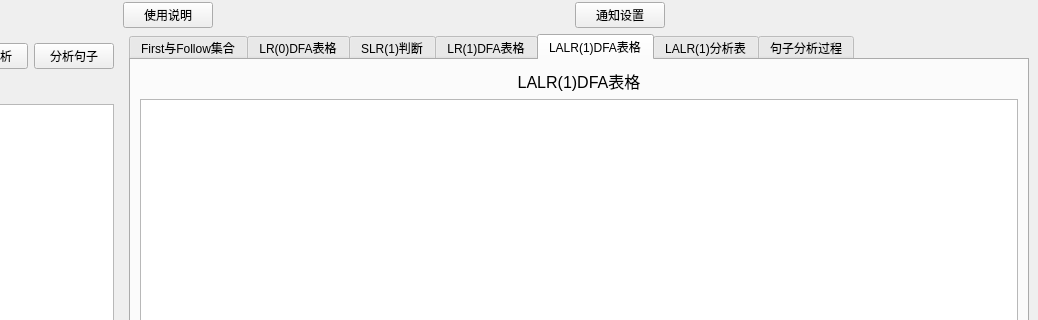
camdies/LALR, file src/mainwindow.ui: the form before one commit; both pictures show x 242 to 1280 and y 0 to 320 of the 1280 by 720 pixel window.
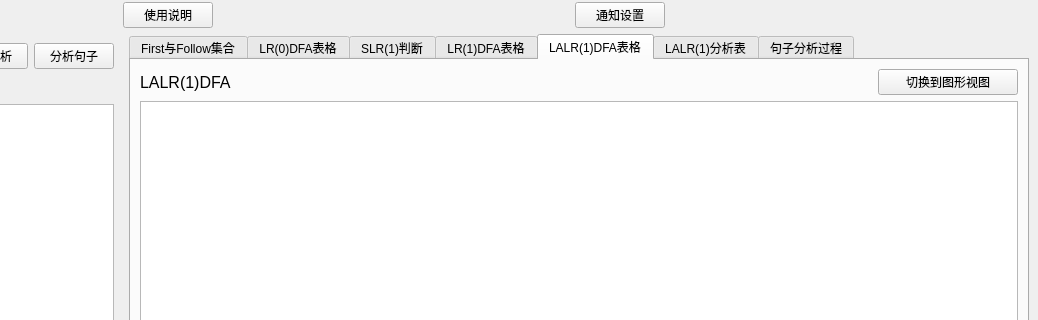
The form after the commit. The open tabs and pages were chosen to show the change.

Commit message: add DFA list -> DFA analysis, switch bottom

The edit to the form file:
```diff
--- a/src/mainwindow.ui
+++ b/src/mainwindow.ui
@@ -319,6 +319,8 @@
 									</attribute>
 									<layout class="QVBoxLayout" name="vl_lalr1">
 										<item>
+											<layout class="QHBoxLayout" name="lalr1TopBar">
+												<item>
 											<widget class="QLabel" name="lalrLabel">
 												<property name="font">
 													<font>
@@ -326,15 +328,76 @@
 													</font>
 												</property>
 												<property name="text">
-													<string>LALR(1)DFA表格</string>
+															<string>LALR(1)DFA</string>
 												</property>
 												<property name="alignment">
-													<set>Qt::AlignCenter</set>
+															<set>Qt::AlignVCenter|Qt::AlignLeft</set>
 												</property>
 											</widget>
 										</item>
+												<item>
+													<spacer name="lalr1TopSpacer">
+														<property name="orientation">
+															<enum>Qt::Horizontal</enum>
+														</property>
+													</spacer>
+												</item>
+												<item>
+													<widget class="QPushButton" name="lalr1SwitchButton">
+														<property name="text">
+															<string>切换到图形视图</string>
+														</property>
+														<property name="maximumSize">
+															<size>
+																<width>140</width>
+																<height>28</height>
+															</size>
+														</property>
+													</widget>
+												</item>
+											</layout>
+										</item>
+										<item>
+											<widget class="QStackedWidget" name="lalr1StackedWidget">
+												<property name="currentIndex">
+													<number>0</number>
+												</property>
+												<widget class="QWidget" name="lalr1TablePage">
+													<layout class="QVBoxLayout" name="lalr1TableLayout">
+														<property name="leftMargin">
+															<number>0</number>
+														</property>
+														<property name="topMargin">
+															<number>0</number>
+														</property>
+														<property name="rightMargin">
+															<number>0</number>
+														</property>
+														<property name="bottomMargin">
+															<number>0</number>
+														</property>
 										<item>
 											<widget class="QTableWidget" name="lalrTableWidget"/>
+														</item>
+													</layout>
+												</widget>
+												<widget class="QWidget" name="lalr1GraphPage">
+													<layout class="QVBoxLayout" name="lalr1GraphLayout">
+														<property name="leftMargin">
+															<number>0</number>
+														</property>
+														<property name="topMargin">
+															<number>0</number>
+														</property>
+														<property name="rightMargin">
+															<number>0</number>
+														</property>
+														<property name="bottomMargin">
+															<number>0</number>
+														</property>
+													</layout>
+												</widget>
+											</widget>
 										</item>
 									</layout>
 								</widget>
```
Left out of the diff: 136 changed lines with no effect on the pictures. Lines whose indentation alone changed are shown as unchanged. The commit also changes 3 other files.
